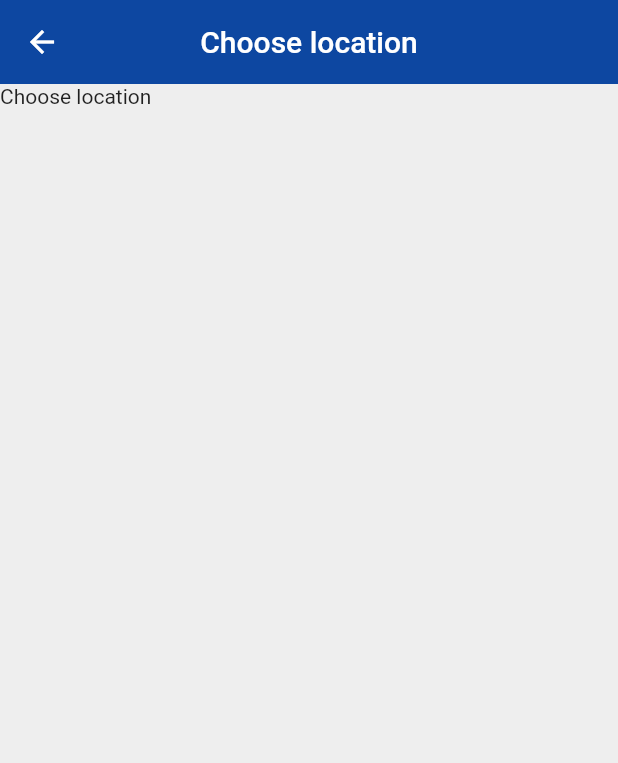
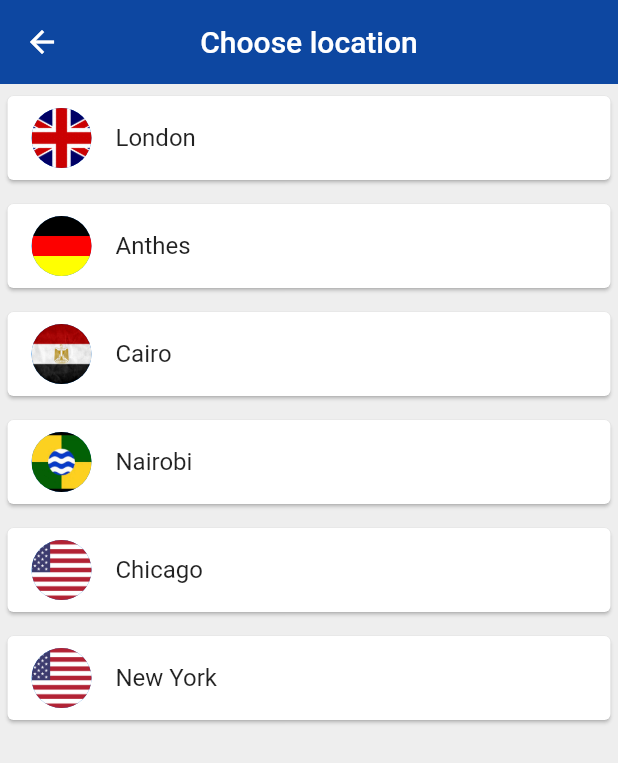
Before and after one commit to davdwhyte87/world_time, a Flutter app: the ChooseLocation screen opened by its route, on a phone screen of 412 x 824 dp. Shown: the top 763 px of the screen. Run offline on Flutter 3.47's test engine with Material 2 defaults, Android fonts, the phone set to English and light mode, and no system bars; our stand-ins replace flutter_spinkit; network calls fail.

Commit message:
add location selection

```diff
--- a/lib/pages/choose_location.dart
+++ b/lib/pages/choose_location.dart
@@ -1,6 +1,8 @@
 import 'package:flutter/material.dart';
 import 'package:http/http.dart' as http;
 import 'dart:convert';
+
+import 'package:world_time/services/world_time.dart';
 
 
 class ChooseLocation extends StatefulWidget {
@@ -11,21 +13,34 @@ class ChooseLocation extends StatefulWidget {
 }
 
 class _ChooseLocationState extends State<ChooseLocation> {
-  void getData() async {
-    var uri = Uri.https("jsonplaceholder.typicode.com", "/todos/1");
-    http.Response response = await http.get(uri);
-    Map data = jsonDecode(response.body);
-    print(data['title']);
-  }
+  List<WorldTime> locations = [
+    WorldTime(location: "London", flag: "uk.jpg", url: "Europe/London"),
+    WorldTime(location: "Anthes", flag: "germany.jpg", url: "Europe/Berlin"),
+    WorldTime(location: "Cairo", flag: "egypt.jpg", url: "Africa/Cairo"),
+    WorldTime(location: "Nairobi", flag: "kenya.jpg", url: "Africa/Nairobi"),
+    WorldTime(location: "Chicago", flag: "usa.jpg", url: "America/Chicago"),
+    WorldTime(location: "New York", flag: "usa.jpg", url: "America/New_York"),
+  ];
   @override
   void initState() {
     super.initState();
     // getData();
     print("Init state function ran");
   }
+
+  void updateTime(index) async{
+    WorldTime worldTime = locations[index];
+    await worldTime.getTime();
+    Navigator.pop(context, {
+      "location": worldTime.location,
+      "flag": worldTime.flag,
+      "time": worldTime.time,
+      "isDaytime": worldTime.isDaytime
+    });
+  }
   @override
   Widget build(BuildContext context) {
-    print("init state function built");
+
     return Scaffold(
       backgroundColor: Colors.grey[200],
       appBar: AppBar(
@@ -34,7 +49,25 @@ class _ChooseLocationState extends State<ChooseLocation> {
         centerTitle: true,
         elevation: 0,
       ),
-      body: Text("Choose location "),
+      body: ListView.builder(
+        itemCount: locations.length,
+        itemBuilder: (context, index){
+          return Padding(
+            padding: EdgeInsets.symmetric(vertical: 4, horizontal: 1),
+            child: Card(
+              child: ListTile(
+                onTap: (){
+                  updateTime(index);
+                },
+                title: Text(locations[index].location,),
+                leading: CircleAvatar(
+                  backgroundImage: AssetImage("assets/${locations[index].flag}"),
+                ),
+              ),
+            ),
+          );
+        },
+      ),
     );
   }
 }
--- a/lib/pages/loading.dart
+++ b/lib/pages/loading.dart
@@ -20,7 +20,8 @@ class _LoadingState extends State<Loading> {
     Navigator.pushReplacementNamed(context, "/home", arguments: {
       "location": worldTime.location,
       "flag": worldTime.flag,
-      "time": worldTime.time
+      "time": worldTime.time,
+      "isDaytime": worldTime.isDaytime
     });
 
   }
--- a/lib/services/world_time.dart
+++ b/lib/services/world_time.dart
@@ -7,7 +7,7 @@ class WorldTime {
   String time = "";
   String flag;
   String url;
-
+  bool isDaytime = true;
   WorldTime({required this.location, required this.flag, required this.url});
 
   Future<void> getTime () async {
@@ -23,6 +23,9 @@ class WorldTime {
       // create datetime object
       DateTime now = DateTime.parse(dateTime);
       now = now.add(Duration(hours: int.parse(offset)));
+
+      //check if daytime
+      isDaytime = now.hour>6 && now.hour < 20 ? true : false;
       // make time property string
       time = DateFormat.jm().format(now);
     }catch(e){
--- a/pubspec.yaml
+++ b/pubspec.yaml
@@ -61,9 +61,8 @@ flutter:
   uses-material-design: true
 
   # To add assets to your application, add an assets section, like this:
-  # assets:
-  #   - images/a_dot_burr.jpeg
-  #   - images/a_dot_ham.jpeg
+  assets:
+    - assets/
 
   # An image asset can refer to one or more resolution-specific "variants", see
   # https://flutter.dev/assets-and-images/#resolution-aware
```
Also changed, not shown: lib/pages/home.dart (+38 -10 lines), assets/daytime.jpg (added), assets/egypt.jpg (added), assets/germany.jpg (added), assets/kenya.jpg (added), assets/nighttime.jpg (added), assets/uk.jpg (added), assets/usa.jpg (added).
